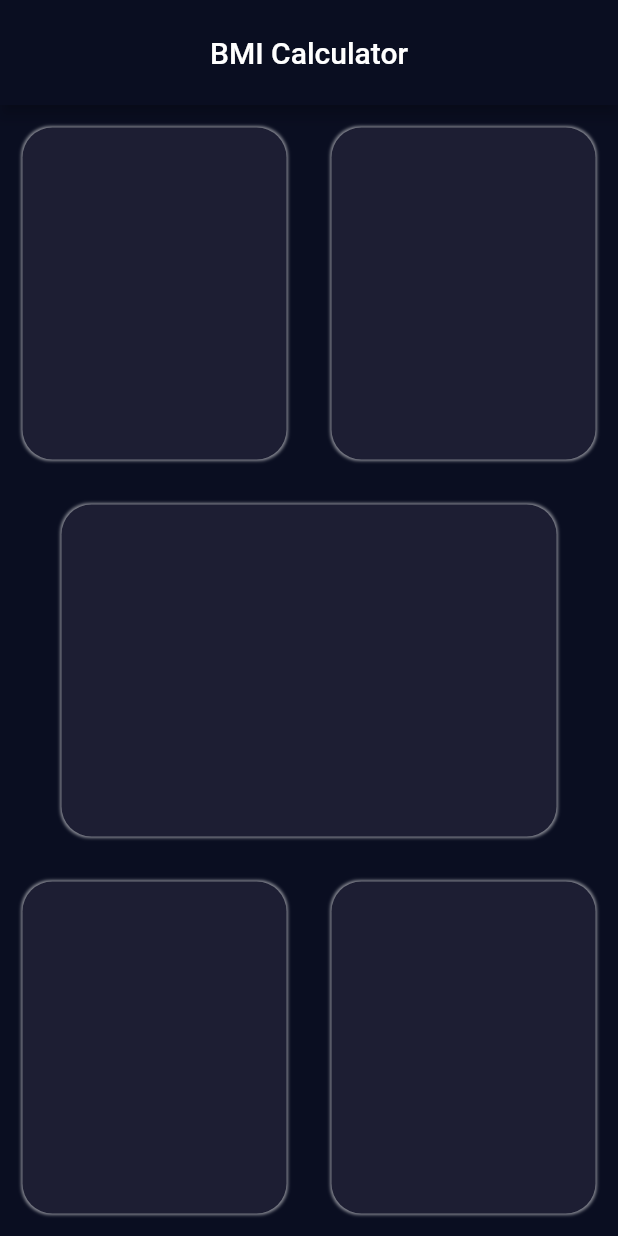
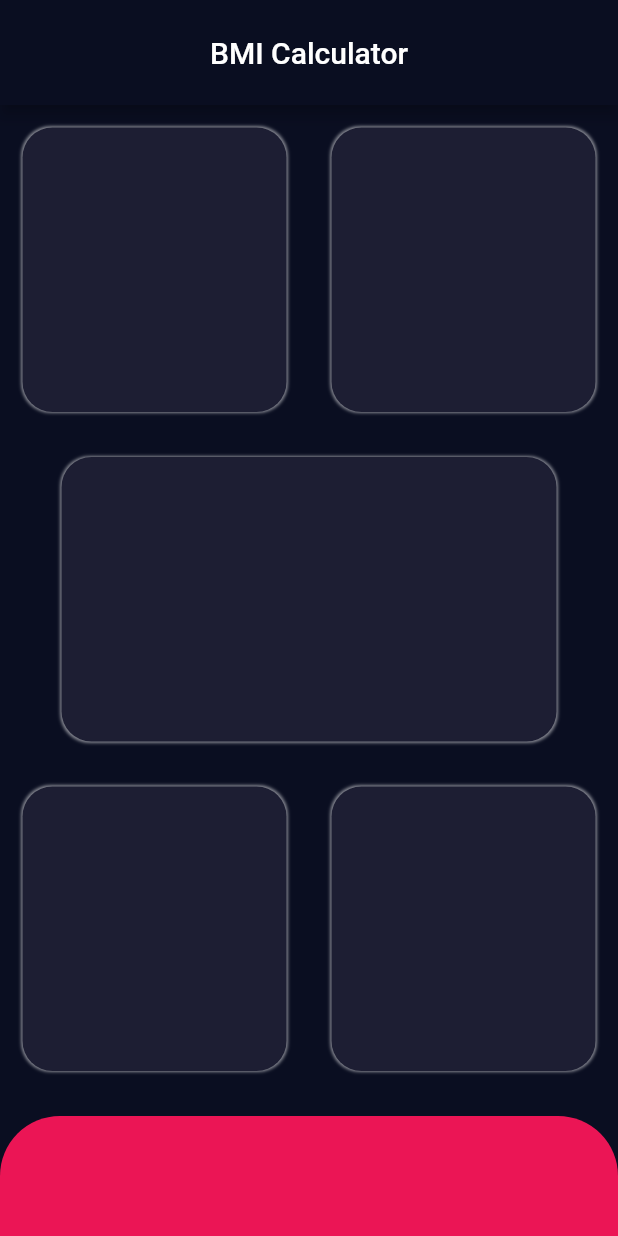
Before and after one commit to huzaifa215/bmi-calculator, a Flutter app: the screen it shows after launch, on a phone screen of 412 x 824 dp. Run offline on Flutter 3.47's test engine with Material 2 defaults, Android fonts, the phone set to English and light mode, and no system bars.

Commit message:
minnor changes

```diff
--- a/bmi_calculator/lib/screens/home_screen.dart
+++ b/bmi_calculator/lib/screens/home_screen.dart
@@ -2,6 +2,8 @@ import 'package:bmi_calculator/widgets/counter_widget.dart';
 import 'package:bmi_calculator/widgets/gender_selection_widget.dart';
 import 'package:bmi_calculator/widgets/height_widget.dart';
 import 'package:flutter/material.dart';
+
+const bottomContainerHeight=80.0;
 
 class HomeScreen extends StatelessWidget {
   @override
@@ -23,6 +25,15 @@ class HomeScreen extends StatelessWidget {
           GenderSelectionWidget(),
           HeightWidget(),
           CounterWidget(),
+          Container(
+            margin: EdgeInsets.only(top: 15),
+            width: double.infinity,
+            height: bottomContainerHeight,
+            decoration: BoxDecoration(
+              color: Color(0xFFEB1555),
+              borderRadius: BorderRadius.only(topLeft: Radius.circular(40),topRight: Radius.circular(40)),
+            ),
+          )
         ],
       ),
     );
```
